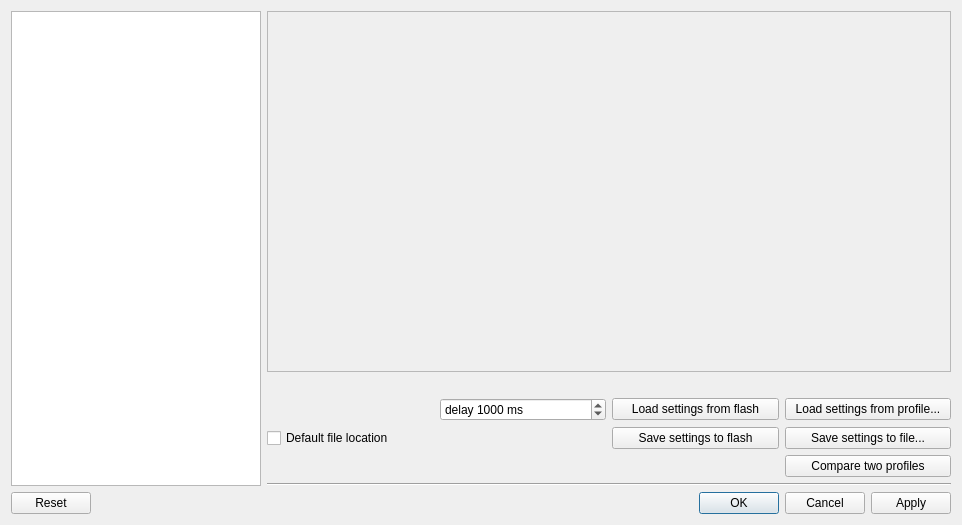
This is src/settingsdlg.ui in EPC-MSU/XILab as Qt 5 draws it before an edit. The edited form follows.
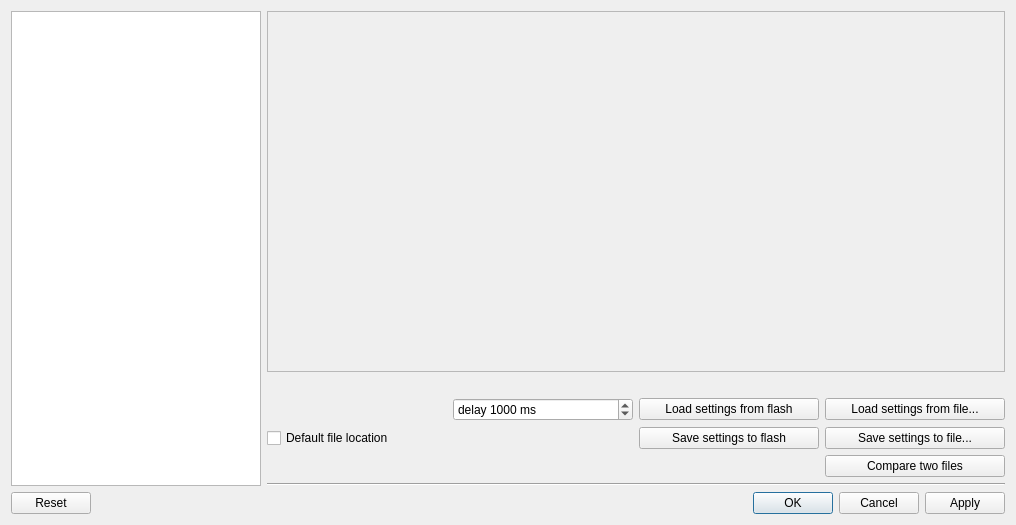
This is the edited form. Icons and pictures are not drawn.

Commit message: Feature #55589 Rename the buttons for working with profiles

What changed in the file:
```diff
--- a/src/settingsdlg.ui
+++ b/src/settingsdlg.ui
@@ -9,7 +9,7 @@
    <rect>
     <x>0</x>
     <y>0</y>
-    <width>962</width>
+    <width>1016</width>
     <height>525</height>
    </rect>
   </property>
@@ -80,7 +80,7 @@
            <rect>
             <x>0</x>
             <y>0</y>
-            <width>671</width>
+            <width>725</width>
             <height>279</height>
            </rect>
           </property>
@@ -93,7 +93,7 @@
          <item row="1" column="2">
           <widget class="QPushButton" name="restoreFlashBtn">
            <property name="text">
-            <string>Load settings from flash</string>
+            <string> Load settings from flash </string>
            </property>
           </widget>
          </item>
@@ -103,7 +103,7 @@
             <bool>true</bool>
            </property>
            <property name="text">
-            <string>Load settings from profile...</string>
+            <string> Load settings from file... </string>
            </property>
           </widget>
          </item>
@@ -113,7 +113,7 @@
             <bool>true</bool>
            </property>
            <property name="text">
-            <string>Compare two profiles</string>
+            <string>Compare two files</string>
            </property>
           </widget>
          </item>
```
